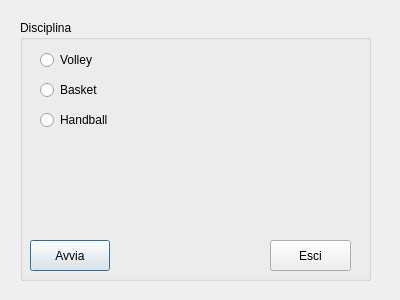
Before: the Qt Designer form choosediscilpline.ui in McuMirror/scoreController, drawn with Qt 5.
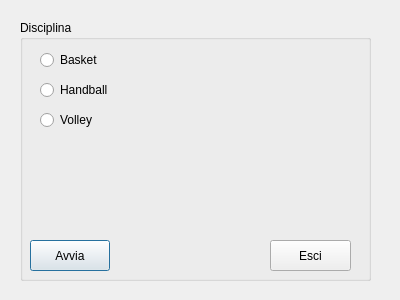
After: the same form once the commit is applied.

```diff
--- a/choosediscilpline.ui
+++ b/choosediscilpline.ui
@@ -29,26 +29,13 @@
     <property name="geometry">
      <rect>
       <x>20</x>
-      <y>60</y>
-      <width>100</width>
-      <height>20</height>
-     </rect>
-    </property>
-    <property name="text">
-     <string>Basket</string>
-    </property>
-   </widget>
-   <widget class="QRadioButton" name="VolleyRadioButton">
-    <property name="geometry">
-     <rect>
-      <x>20</x>
       <y>30</y>
       <width>100</width>
       <height>20</height>
      </rect>
     </property>
     <property name="text">
-     <string>Volley</string>
+     <string>Basket</string>
     </property>
    </widget>
    <widget class="QPushButton" name="goPushButton">
@@ -87,7 +74,7 @@
     <property name="geometry">
      <rect>
       <x>20</x>
-      <y>90</y>
+      <y>60</y>
       <width>100</width>
       <height>20</height>
      </rect>
@@ -96,6 +83,19 @@
      <string>Handball</string>
     </property>
    </widget>
+   <widget class="QRadioButton" name="volleyRadioButton">
+    <property name="geometry">
+     <rect>
+      <x>20</x>
+      <y>90</y>
+      <width>100</width>
+      <height>20</height>
+     </rect>
+    </property>
+    <property name="text">
+     <string>Volley</string>
+    </property>
+   </widget>
   </widget>
  </widget>
  <layoutdefault spacing="6" margin="11"/>
```
